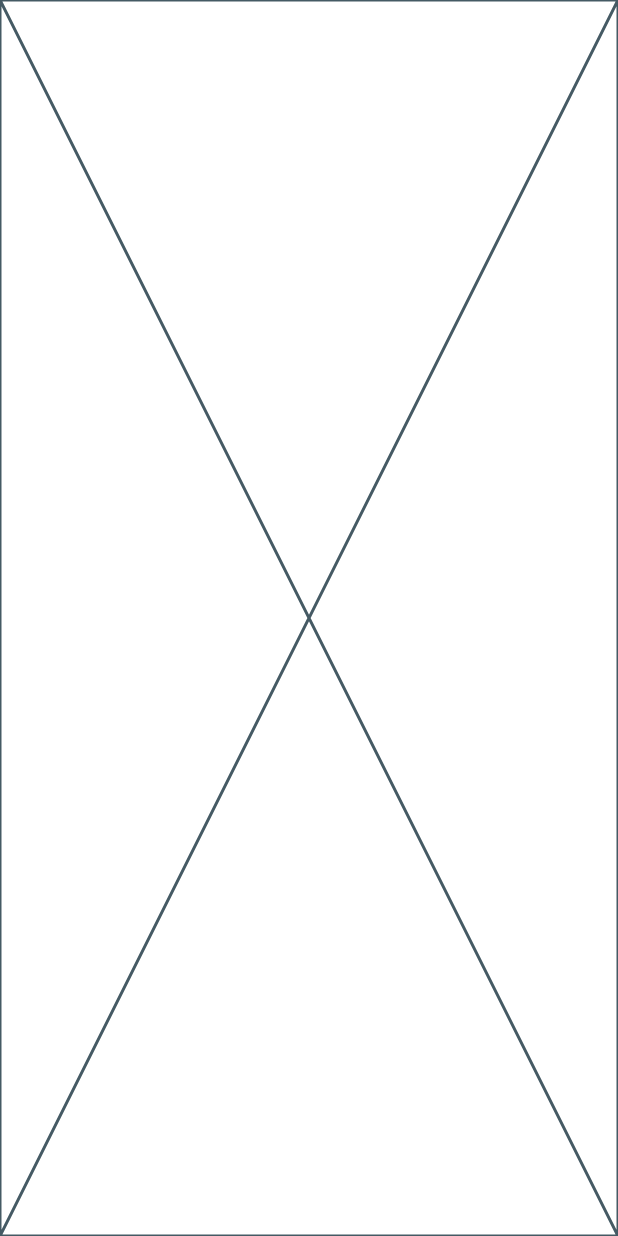
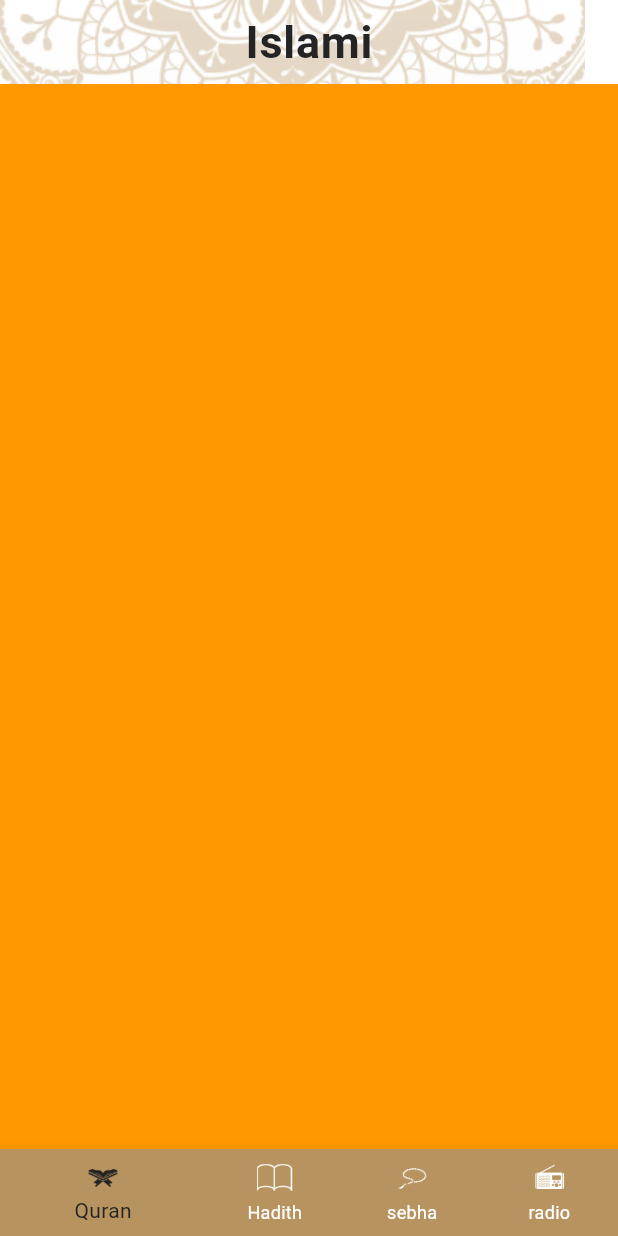
Before and after one commit to ghada79/islami-project, a Flutter app: the screen it shows after launch, on a phone screen of 412 x 824 dp. Run offline on Flutter 3.47's test engine with Material 3 defaults, Android fonts, the phone set to English and light mode, and no system bars.

Commit message:
Initial app. added home screen. added splash_screen Finished home_Screen added buttonNavigationBar

```diff
--- /dev/null
+++ b/lib/app_colors.dart
@@ -0,0 +1,8 @@
+import 'package:flutter/material.dart';
+
+class AppColors {
+  static const Color blackColor = Color(0xff242424);
+  static const Color primaryLightColor = Color(0xffB7935F);
+  static const Color primaryColor = Color(0xFFB7935F);
+  static const Color whiteColor = Color(0xFFffffff);
+}
--- /dev/null
+++ b/lib/app_theme.dart
@@ -0,0 +1,19 @@
+import 'package:flutter/material.dart';
+
+import 'app_colors.dart';
+
+class MyAppTheme {
+  static final ThemeData lightTheme = ThemeData(
+      //canvasColor: AppColors.primaryLightColor,
+      bottomNavigationBarTheme: BottomNavigationBarThemeData(
+        backgroundColor: AppColors.primaryLightColor,
+      ),
+      appBarTheme: const AppBarTheme(
+          backgroundColor: Colors.transparent, elevation: 0, centerTitle: true),
+      textTheme: const TextTheme(
+          bodyLarge: TextStyle(
+        fontWeight: FontWeight.bold,
+        fontSize: 30,
+        color: AppColors.blackColor,
+      )));
+}
--- /dev/null
+++ b/lib/home/hadith/hadith_tab.dart
@@ -0,0 +1,12 @@
+import 'package:flutter/material.dart';
+
+class HadithTab extends StatelessWidget {
+  const HadithTab({super.key});
+
+  @override
+  Widget build(BuildContext context) {
+    return Container(
+      color: Colors.deepPurple,
+    );
+  }
+}
--- a/lib/home/home_screen.dart
+++ b/lib/home/home_screen.dart
@@ -1,12 +1,78 @@
 import 'package:flutter/material.dart';
+import 'package:islamic_app/home/hadith/hadith_tab.dart';
+import 'package:islamic_app/home/quran/quran_tab.dart';
+import 'package:islamic_app/home/radio/radio_tab.dart';
+import 'package:islamic_app/home/sebha/sebha_tab.dart';
 
-class HomeScreen extends StatelessWidget {
-  const HomeScreen({super.key});
+import '../app_colors.dart';
+
+class HomeScreen extends StatefulWidget {
+  HomeScreen({super.key});
 
   static String routeName = 'home_screen';
 
   @override
+  State<HomeScreen> createState() => _HomeScreenState();
+}
+
+class _HomeScreenState extends State<HomeScreen> {
+  int selectedIndex = 0;
+  List<Widget> tabs = [QuranTab(), HadithTab(), SebhaTab(), RadioTab()];
+
+  @override
   Widget build(BuildContext context) {
-    return const Placeholder();
+    return Stack(
+      children: [
+        Image.asset('assets/images/background/background.png'),
+        Scaffold(
+          backgroundColor: Colors.transparent,
+          appBar: AppBar(
+            title: Text(
+              'Islami',
+              style: Theme.of(context).textTheme.bodyLarge,
+            ),
+          ),
+          bottomNavigationBar: Theme(
+            data: Theme.of(context).copyWith(
+              canvasColor: AppColors.primaryColor, //,
+              //  primaryColor: AppColors.primaryLightColor, // استخدم اللون من كلاس الألوان
+            ),
+            child: BottomNavigationBar(
+                currentIndex: selectedIndex,
+                onTap: (index) {
+                  selectedIndex = index;
+                  setState(() {});
+                },
+                selectedItemColor: AppColors.blackColor,
+                unselectedItemColor: AppColors.whiteColor,
+                showUnselectedLabels: true,
+                backgroundColor: AppColors.primaryLightColor,
+                items: const [
+                  BottomNavigationBarItem(
+                      icon: ImageIcon(
+                        AssetImage('assets/images/icons/quran.png'),
+                      ),
+                      label: 'Quran'),
+                  BottomNavigationBarItem(
+                      icon: ImageIcon(
+                        AssetImage('assets/images/icons/hadeth_icon.png'),
+                      ),
+                      label: 'Hadith'),
+                  BottomNavigationBarItem(
+                      icon: ImageIcon(
+                        AssetImage('assets/images/icons/sebha_icon.png'),
+                      ),
+                      label: 'sebha'),
+                  BottomNavigationBarItem(
+                      icon: ImageIcon(
+                        AssetImage('assets/images/icons/radio_icon.png'),
+                      ),
+                      label: 'radio'),
+                ]),
+          ),
+          body: tabs[selectedIndex],
+        )
+      ],
+    );
   }
 }
--- /dev/null
+++ b/lib/home/quran/quran_tab.dart
@@ -0,0 +1,12 @@
+import 'package:flutter/material.dart';
+
+class QuranTab extends StatelessWidget {
+  const QuranTab({super.key});
+
+  @override
+  Widget build(BuildContext context) {
+    return Container(
+      color: Colors.orange,
+    );
+  }
+}
--- /dev/null
+++ b/lib/home/radio/radio_tab.dart
@@ -0,0 +1,12 @@
+import 'package:flutter/material.dart';
+
+class RadioTab extends StatelessWidget {
+  const RadioTab({super.key});
+
+  @override
+  Widget build(BuildContext context) {
+    return Container(
+      color: Colors.yellow,
+    );
+  }
+}
--- /dev/null
+++ b/lib/home/sebha/sebha_tab.dart
@@ -0,0 +1,12 @@
+import 'package:flutter/material.dart';
+
+class SebhaTab extends StatelessWidget {
+  const SebhaTab({super.key});
+
+  @override
+  Widget build(BuildContext context) {
+    return Container(
+      color: Colors.red,
+    );
+  }
+}
--- a/lib/main.dart
+++ b/lib/main.dart
@@ -1,4 +1,5 @@
 import 'package:flutter/material.dart';
+import 'package:islamic_app/app_theme.dart';
 
 import 'home/home_screen.dart';
 
@@ -14,6 +15,7 @@ class MyApp extends StatelessWidget {
     return MaterialApp(
       debugShowCheckedModeBanner: false,
       initialRoute: HomeScreen.routeName,
+      theme: MyAppTheme.lightTheme,
       routes: {HomeScreen.routeName: (context) => HomeScreen()},
     );
   }
--- a/pubspec.yaml
+++ b/pubspec.yaml
@@ -62,7 +62,8 @@ flutter:
 
   assets:
     - assets/images/splash/
-  #   - images/a_dot_ham.jpeg
+    - assets/images/background/
+    - assets/images/icons/
 
   # An image asset can refer to one or more resolution-specific "variants", see
   # https://flutter.dev/assets-and-images/#resolution-aware
```
Also changed, not shown: assets/images/background/background.png (added), assets/images/icons/hadeth_icon.png (added), assets/images/icons/quran.png (added), assets/images/icons/radio_icon.png (added), assets/images/icons/sebha_icon.png (added).
